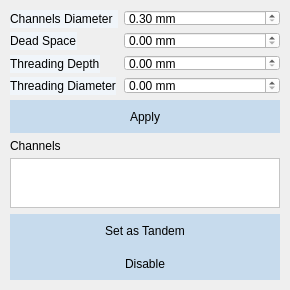
Old version of the form src/windows/ui/channels_view.ui in the repository brachify/brachify.
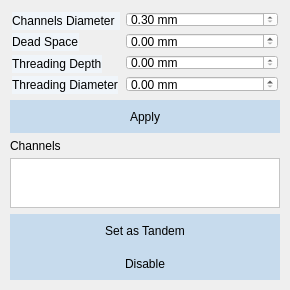
New version of the form.

```diff
--- a/src/windows/ui/channels_view.ui
+++ b/src/windows/ui/channels_view.ui
@@ -49,6 +49,21 @@
    </property>
    <item>
     <layout class="QFormLayout" name="formLayout">
+     <property name="sizeConstraint">
+      <enum>QLayout::SetNoConstraint</enum>
+     </property>
+     <property name="leftMargin">
+      <number>2</number>
+     </property>
+     <property name="topMargin">
+      <number>2</number>
+     </property>
+     <property name="rightMargin">
+      <number>2</number>
+     </property>
+     <property name="bottomMargin">
+      <number>2</number>
+     </property>
      <item row="0" column="0">
       <widget class="QLabel" name="label_4">
        <property name="sizePolicy">
```
